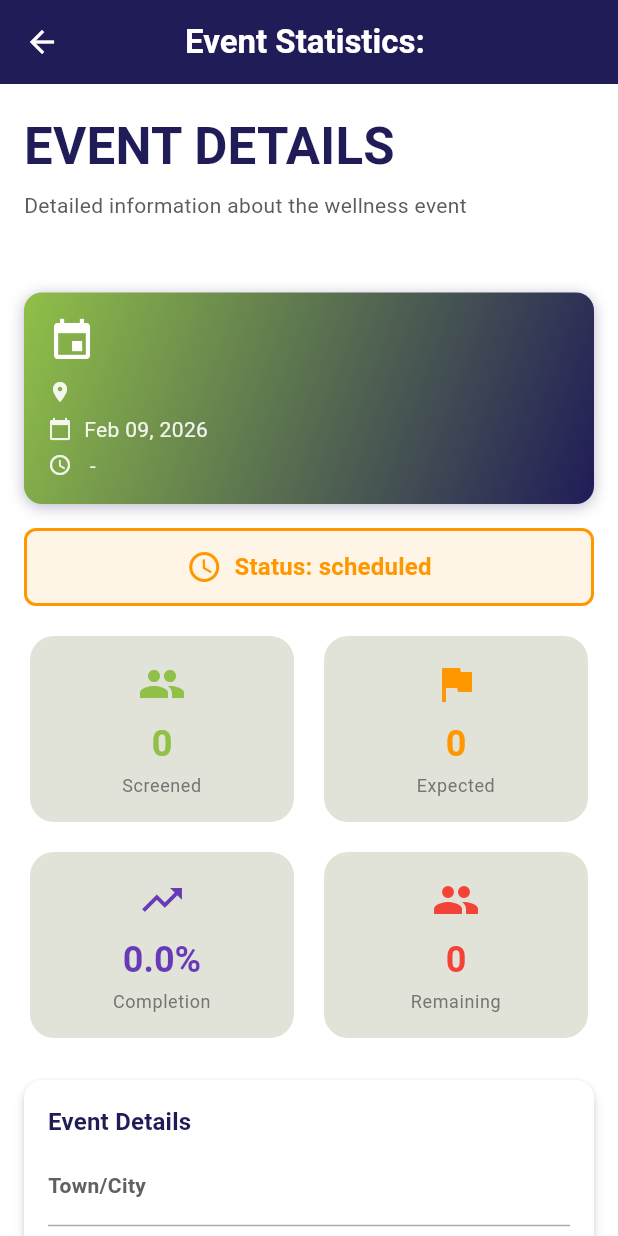
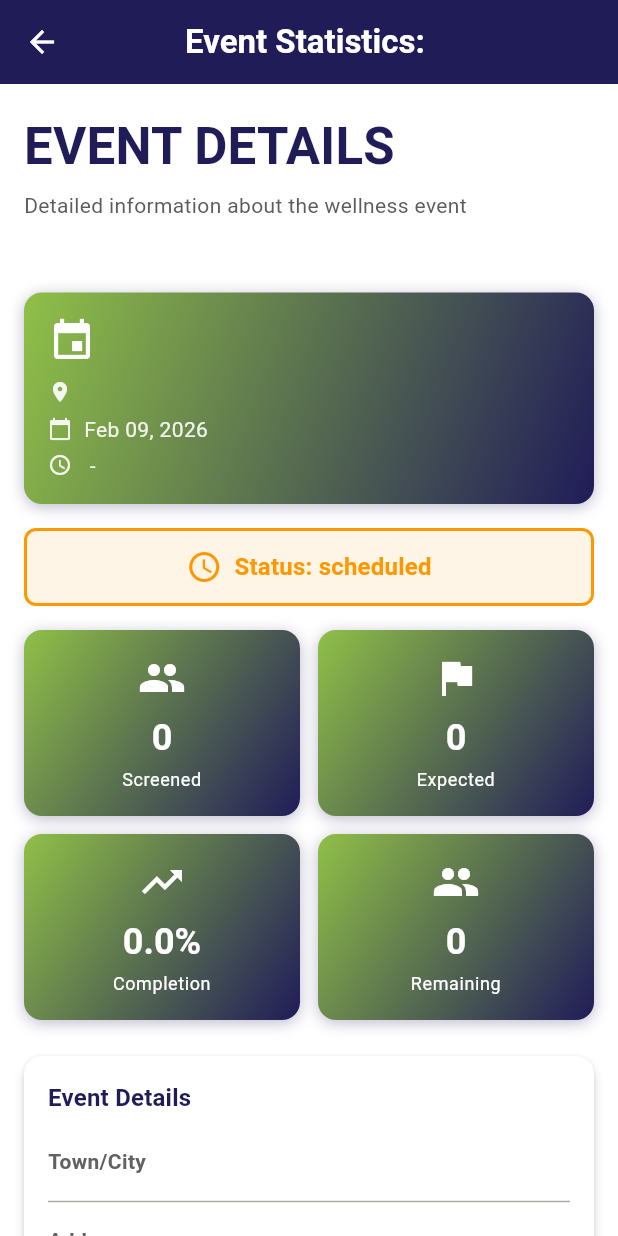
Before and after one commit to munashethedeveloper/kenwell_health_app, a Flutter app: the EventStatsDetailScreen screen opened directly with empty values, on a phone screen of 412 x 824 dp. Run offline on Flutter 3.47's test engine with Material 3 defaults, Android fonts, the phone set to English and light mode, and no system bars; our stand-ins replace cloud_firestore, drift, dropdown_search, firebase_auth, firebase_core, flutter_slidable and 7 more; accounts and stored records are empty; generated files the repository leaves out were written again.

Commit message:
Apply PurpleGreen gradient to event stats detail screen cards
Co-authored-by: munashethedeveloper <242888039+munashethedeveloper@users.noreply.github.com>

```diff
--- a/lib/ui/features/stats_report/widgets/event_stats_detail_screen.dart
+++ b/lib/ui/features/stats_report/widgets/event_stats_detail_screen.dart
@@ -128,7 +128,6 @@ class EventStatsDetailScreen extends StatelessWidget {
                     icon: Icons.people,
                     title: 'Screened',
                     value: event.screenedCount.toString(),
-                    color: theme.primaryColor,
                   ),
                 ),
                 const SizedBox(width: 12),
@@ -137,7 +136,6 @@ class EventStatsDetailScreen extends StatelessWidget {
                     icon: Icons.flag,
                     title: 'Expected',
                     value: event.expectedParticipation.toString(),
-                    color: Colors.orange,
                   ),
                 ),
               ],
@@ -150,7 +148,6 @@ class EventStatsDetailScreen extends StatelessWidget {
                     icon: Icons.trending_up,
                     title: 'Completion',
                     value: '$screeningPercentage%',
-                    color: Colors.deepPurple,
                   ),
                 ),
                 const SizedBox(width: 12),
@@ -160,7 +157,6 @@ class EventStatsDetailScreen extends StatelessWidget {
                     title: 'Remaining',
                     value: (event.expectedParticipation - event.screenedCount)
                         .toString(),
-                    color: Colors.red,
                   ),
                 ),
               ],
@@ -576,43 +572,39 @@ class _MetricCard extends StatelessWidget {
   final IconData icon;
   final String title;
   final String value;
-  final Color color;
 
   const _MetricCard({
     required this.icon,
     required this.title,
     required this.value,
-    required this.color,
   });
 
   @override
   Widget build(BuildContext context) {
     final theme = Theme.of(context);
-    return Card(
-      child: Padding(
+    return GradientContainer.purpleGreen(
       padding: const EdgeInsets.all(16),
       child: Column(
         children: [
-            Icon(icon, color: color, size: 32),
+          Icon(icon, color: Colors.white, size: 32),
           const SizedBox(height: 8),
           Text(
             value,
             style: theme.textTheme.headlineSmall?.copyWith(
               fontWeight: FontWeight.bold,
-                color: color,
+              color: Colors.white,
             ),
           ),
           const SizedBox(height: 4),
           Text(
             title,
             style: theme.textTheme.bodySmall?.copyWith(
-                color: Colors.grey[600],
+              color: Colors.white,
             ),
             textAlign: TextAlign.center,
           ),
         ],
       ),
-      ),
     );
   }
 }
```
Lines whose indentation alone changed are shown as unchanged.
